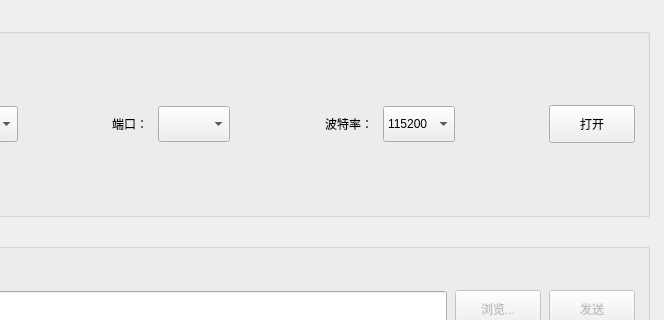
This is src/ui/widget.ui in luhuadong/WhYModem as Qt 5 draws it before an edit; both pictures show x 136 to 800 and y 0 to 320 of the 800 by 660 pixel window. The edited form follows.
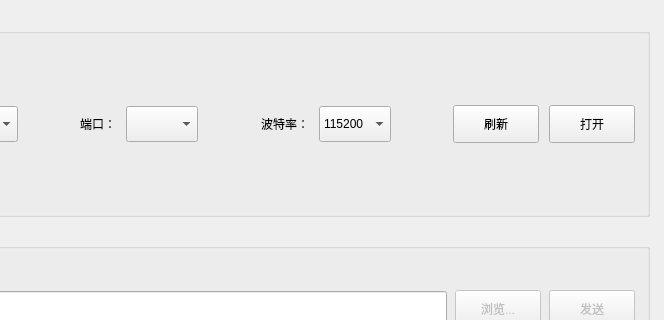
This is the edited form.

Commit message: feat: add serial port refresh button

The edit to the form file:
```diff
--- a/src/ui/widget.ui
+++ b/src/ui/widget.ui
@@ -232,6 +232,13 @@
         </property>
        </spacer>
       </item>
+      <item>
+       <widget class="QPushButton" name="refreshButton">
+        <property name="text">
+         <string>刷新</string>
+        </property>
+       </widget>
+      </item>
       <item>
        <widget class="QPushButton" name="comButton">
         <property name="text">
```
The commit also changes 2 other files.
